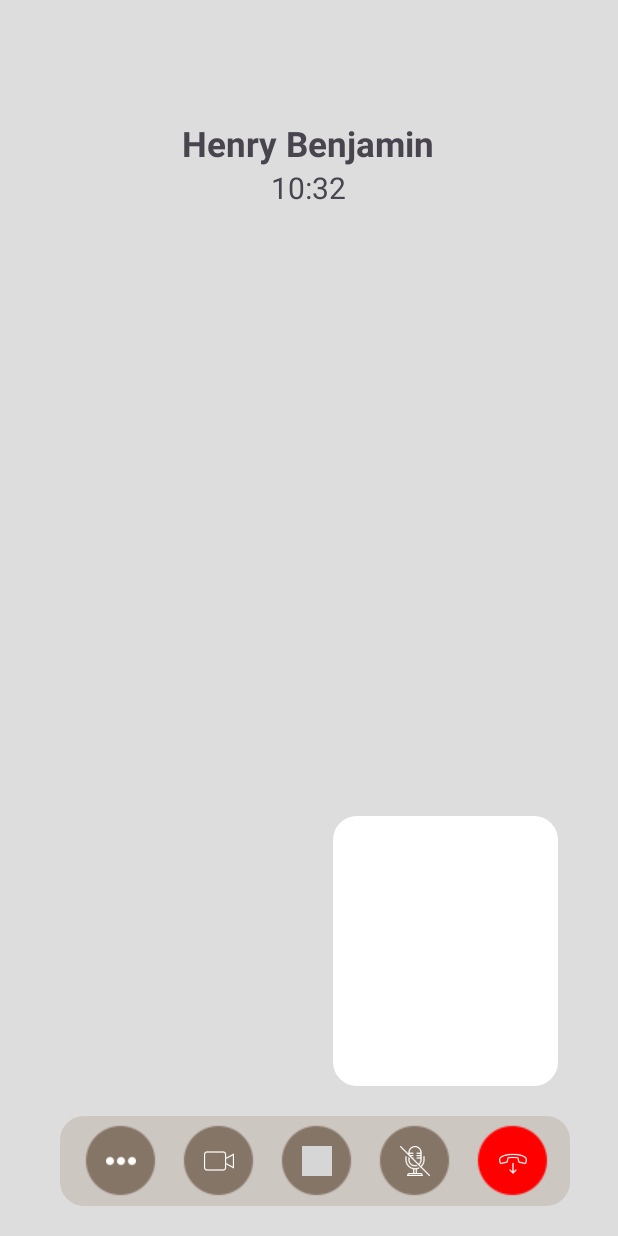
After one commit to Shayaankc/ConnectMe, an Android app: the Videocall screen opened directly, with no data from a screen before it, on a phone screen of 412 x 824 dp. The commit adds this screen. Run offline under Robolectric (Android 15) with nearby library versions, the phone set to English and light mode, and no system bars; 1 statement that could not run was skipped; grey boxes are pictures that could not be loaded.

Commit message:
Video Call Page

```diff
--- a/app/src/main/AndroidManifest.xml
+++ b/app/src/main/AndroidManifest.xml
@@ -12,6 +12,9 @@
         android:supportsRtl="true"
         android:theme="@style/Theme.I220863"
         tools:targetApi="31">
+        <activity
+            android:name=".Videocall"
+            android:exported="false" />
         <activity
             android:name=".VoiceCall"
             android:exported="false" />
--- /dev/null
+++ b/app/src/main/java/com/shayaankhalid/i220863/Videocall.kt
@@ -0,0 +1,20 @@
+package com.shayaankhalid.i220863
+
+import android.os.Bundle
+import androidx.activity.enableEdgeToEdge
+import androidx.appcompat.app.AppCompatActivity
+import androidx.core.view.ViewCompat
+import androidx.core.view.WindowInsetsCompat
+
+class Videocall : AppCompatActivity() {
+    override fun onCreate(savedInstanceState: Bundle?) {
+        super.onCreate(savedInstanceState)
+        enableEdgeToEdge()
+        setContentView(R.layout.activity_videocall)
+        ViewCompat.setOnApplyWindowInsetsListener(findViewById(R.id.main)) { v, insets ->
+            val systemBars = insets.getInsets(WindowInsetsCompat.Type.systemBars())
+            v.setPadding(systemBars.left, systemBars.top, systemBars.right, systemBars.bottom)
+            insets
+        }
+    }
+}
--- a/app/src/main/res/drawable/rounded_textview.xml
+++ b/app/src/main/res/drawable/rounded_textview.xml
@@ -1,7 +1,7 @@
 <?xml version="1.0" encoding="utf-8"?>
 <shape xmlns:android="http://schemas.android.com/apk/res/android"
     android:shape="rectangle">
-    <corners android:radius="16dp"/>  <!-- Change this value for more/less roundness -->
-    <solid android:color="#CDC7C1"/>  <!-- Background color -->
+    <corners android:radius="16dp"/>
+    <solid android:color="#CDC7C1"/>
     <padding android:left="10dp" android:top="5dp" android:right="10dp" android:bottom="5dp"/>
 </shape>
--- /dev/null
+++ b/app/src/main/res/drawable/rounded_textviewwhite.xml
@@ -0,0 +1,7 @@
+<?xml version="1.0" encoding="utf-8"?>
+<shape xmlns:android="http://schemas.android.com/apk/res/android"
+    android:shape="rectangle">
+    <corners android:radius="16dp"/>
+    <solid android:color="#FFFFFF"/>
+    <padding android:left="10dp" android:top="5dp" android:right="10dp" android:bottom="5dp"/>
+</shape>
--- /dev/null
+++ b/app/src/main/res/layout/activity_videocall.xml
@@ -0,0 +1,151 @@
+<?xml version="1.0" encoding="utf-8"?>
+<RelativeLayout
+    xmlns:android="http://schemas.android.com/apk/res/android"
+    android:layout_width="match_parent"
+    android:layout_height="match_parent"
+    android:background="#DDDDDD">
+
+
+
+    <TextView
+        android:id="@+id/username"
+        android:layout_width="wrap_content"
+        android:layout_height="wrap_content"
+        android:text="Henry Benjamin"
+        android:textSize="23sp"
+        android:textStyle="bold"
+        android:layout_centerHorizontal="true"
+        android:layout_marginTop="80dp"
+        />
+
+
+
+    <TextView
+        android:layout_width="wrap_content"
+        android:layout_height="wrap_content"
+        android:text="10:32"
+        android:textSize="20sp"
+        android:layout_below="@+id/username"
+        android:layout_centerHorizontal="true"
+        />
+
+    <TextView
+        android:layout_width="150dp"
+        android:layout_height="180dp"
+        android:layout_alignParentRight="true"
+        android:layout_marginRight="40dp"
+        android:layout_above="@+id/bar"
+        android:layout_marginBottom="20dp"
+        android:background="@drawable/rounded_textviewwhite"
+        />
+
+    <TextView
+        android:id="@+id/bar"
+        android:layout_width="340dp"
+        android:layout_height="60dp"
+        android:layout_marginLeft="40dp"
+        android:layout_alignParentBottom="true"
+        android:layout_marginBottom="20dp"
+        android:background="@drawable/rounded_textview"
+        />
+
+    <ImageView
+        android:id="@+id/redcircle"
+        android:layout_width="wrap_content"
+        android:layout_height="wrap_content"
+        android:src="@drawable/redcircle"
+        android:layout_marginRight="45dp"
+        android:layout_alignParentBottom="true"
+        android:layout_alignParentRight="true"
+        android:layout_marginBottom="25dp"
+        />
+    <ImageView
+        android:id="@+id/c1"
+        android:layout_width="wrap_content"
+        android:layout_height="wrap_content"
+        android:src="@drawable/bgcircle"
+        android:layout_marginRight="15dp"
+        android:layout_toLeftOf="@+id/redcircle"
+        android:layout_alignParentBottom="true"
+        android:layout_marginBottom="25dp"
+        />
+    <ImageView
+        android:id="@+id/c2"
+        android:layout_width="wrap_content"
+        android:layout_height="wrap_content"
+        android:src="@drawable/bgcircle"
+        android:layout_marginRight="15dp"
+        android:layout_toLeftOf="@+id/c1"
+        android:layout_alignParentBottom="true"
+        android:layout_marginBottom="25dp"
+        />
+    <ImageView
+        android:id="@+id/c3"
+        android:layout_width="wrap_content"
+        android:layout_height="wrap_content"
+        android:src="@drawable/bgcircle"
+        android:layout_marginRight="15dp"
+        android:layout_toLeftOf="@+id/c2"
+        android:layout_alignParentBottom="true"
+        android:layout_marginBottom="25dp"
+        />
+    <ImageView
+        android:id="@+id/c4"
+        android:layout_width="wrap_content"
+        android:layout_height="wrap_content"
+        android:src="@drawable/bgcircle"
+        android:layout_marginRight="15dp"
+        android:layout_toLeftOf="@+id/c3"
+        android:layout_alignParentBottom="true"
+        android:layout_marginBottom="25dp"
+        />
+
+    <ImageView
+        android:layout_width="20dp"
+        android:layout_height="20dp"
+        android:src="@drawable/threedots"
+        android:layout_marginRight="30dp"
+        android:layout_toLeftOf="@+id/c3"
+        android:layout_alignParentBottom="true"
+        android:layout_marginBottom="40dp"
+        />
+
+    <ImageView
+        android:layout_width="20dp"
+        android:layout_height="20dp"
+        android:src="@drawable/mute"
+        android:layout_marginRight="30dp"
+        android:layout_toLeftOf="@+id/redcircle"
+        android:layout_alignParentBottom="true"
+        android:layout_marginBottom="40dp"
+        />
+    <ImageView
+        android:layout_width="20dp"
+        android:layout_height="20dp"
+        android:src="@drawable/speaker"
+        android:layout_marginRight="30dp"
+        android:layout_toLeftOf="@+id/c1"
+        android:layout_alignParentBottom="true"
+        android:layout_marginBottom="40dp"
+        />
+
+    <ImageView
+        android:layout_width="20dp"
+        android:layout_height="20dp"
+        android:src="@drawable/vidcall"
+        android:layout_marginRight="30dp"
+        android:layout_toLeftOf="@+id/c2"
+        android:layout_alignParentBottom="true"
+        android:layout_marginBottom="40dp"
+        />
+    <ImageView
+        android:layout_width="20dp"
+        android:layout_height="20dp"
+        android:src="@drawable/downphone"
+        android:layout_marginRight="60dp"
+        android:layout_alignParentRight="true"
+        android:layout_alignParentBottom="true"
+        android:layout_marginBottom="40dp"
+        />
+
+</RelativeLayout>
```
